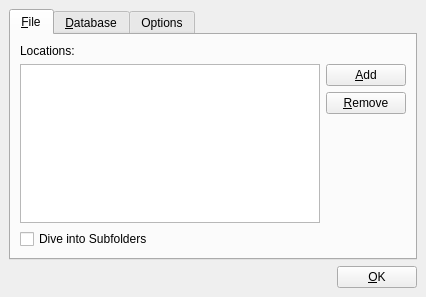
The window that pootling/ui/tmSetting.ui (cc-archive/pootle) describes before a commit, drawn with Qt 5.
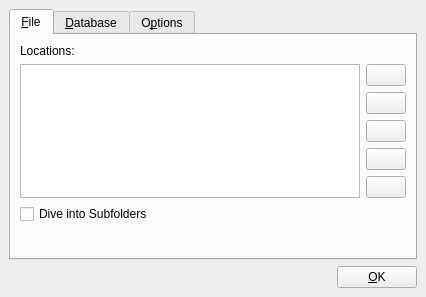
The same window after the commit. Icons and pictures are not drawn.

Patch:
```diff
--- a/pootling/ui/tmSetting.ui
+++ b/pootling/ui/tmSetting.ui
@@ -19,6 +19,26 @@
    <property name="spacing" >
     <number>6</number>
    </property>
+   <item row="1" column="1" >
+    <widget class="QPushButton" name="btnOk" >
+     <property name="text" >
+      <string>&amp;OK</string>
+     </property>
+    </widget>
+   </item>
+   <item row="1" column="0" >
+    <spacer>
+     <property name="orientation" >
+      <enum>Qt::Horizontal</enum>
+     </property>
+     <property name="sizeHint" >
+      <size>
+       <width>181</width>
+       <height>20</height>
+      </size>
+     </property>
+    </spacer>
+   </item>
    <item row="0" column="0" colspan="2" >
     <widget class="QTabWidget" name="tabOptions" >
      <property name="currentIndex" >
@@ -35,7 +55,7 @@
        <property name="spacing" >
         <number>6</number>
        </property>
-       <item row="3" column="1" >
+       <item row="7" column="0" >
         <spacer>
          <property name="orientation" >
           <enum>Qt::Vertical</enum>
@@ -48,34 +68,79 @@
          </property>
         </spacer>
        </item>
-       <item row="0" column="0" >
-        <widget class="QLabel" name="label_4" >
-         <property name="text" >
-          <string>Locations:</string>
-         </property>
-        </widget>
-       </item>
-       <item rowspan="3" row="1" column="0" >
-        <widget class="QListView" name="listView" />
-       </item>
-       <item row="4" column="0" >
+       <item row="6" column="0" >
         <widget class="QCheckBox" name="checkBox" >
          <property name="text" >
           <string>Dive into Subfolders</string>
          </property>
         </widget>
        </item>
-       <item row="2" column="1" >
-        <widget class="QPushButton" name="btnRemove" >
-         <property name="text" >
-          <string>&amp;Remove</string>
-         </property>
-        </widget>
-       </item>
        <item row="1" column="1" >
         <widget class="QPushButton" name="btnAdd" >
          <property name="text" >
-          <string>&amp;Add</string>
+          <string/>
+         </property>
+         <property name="icon" >
+          <iconset>../images/addTM.png</iconset>
+         </property>
+        </widget>
+       </item>
+       <item rowspan="5" row="1" column="0" >
+        <widget class="QListWidget" name="listWidget" />
+       </item>
+       <item row="4" column="1" >
+        <widget class="QPushButton" name="btnMoveUp" >
+         <property name="toolTip" >
+          <string>move up</string>
+         </property>
+         <property name="text" >
+          <string/>
+         </property>
+         <property name="icon" >
+          <iconset>../images/up.png</iconset>
+         </property>
+        </widget>
+       </item>
+       <item row="0" column="0" >
+        <widget class="QLabel" name="label_4" >
+         <property name="text" >
+          <string>Locations:</string>
+         </property>
+        </widget>
+       </item>
+       <item row="3" column="1" >
+        <widget class="QPushButton" name="btnRemoveAll" >
+         <property name="toolTip" >
+          <string>clear list</string>
+         </property>
+         <property name="text" >
+          <string/>
+         </property>
+         <property name="icon" >
+          <iconset>../images/eraser.png</iconset>
+         </property>
+        </widget>
+       </item>
+       <item row="5" column="1" >
+        <widget class="QPushButton" name="btnMoveDown" >
+         <property name="toolTip" >
+          <string>move down</string>
+         </property>
+         <property name="icon" >
+          <iconset>../images/down.png</iconset>
+         </property>
+        </widget>
+       </item>
+       <item row="2" column="1" >
+        <widget class="QPushButton" name="btnRemove" >
+         <property name="toolTip" >
+          <string>remove TM</string>
+         </property>
+         <property name="text" >
+          <string/>
+         </property>
+         <property name="icon" >
+          <iconset>../images/removeTM.png</iconset>
          </property>
         </widget>
        </item>
@@ -88,7 +153,7 @@
      </widget>
      <widget class="QWidget" name="tab_4" >
       <attribute name="title" >
-       <string>Options</string>
+       <string>O&amp;ptions</string>
       </attribute>
       <layout class="QGridLayout" >
        <property name="margin" >
@@ -191,26 +256,6 @@
      </widget>
     </widget>
    </item>
-   <item row="1" column="0" >
-    <spacer>
-     <property name="orientation" >
-      <enum>Qt::Horizontal</enum>
-     </property>
-     <property name="sizeHint" >
-      <size>
-       <width>40</width>
-       <height>20</height>
-      </size>
-     </property>
-    </spacer>
-   </item>
-   <item row="1" column="1" >
-    <widget class="QPushButton" name="btnOk" >
-     <property name="text" >
-      <string>&amp;OK</string>
-     </property>
-    </widget>
-   </item>
   </layout>
  </widget>
  <resources/>
```
Left out of the diff: 19 changed lines with no effect on the pictures.
